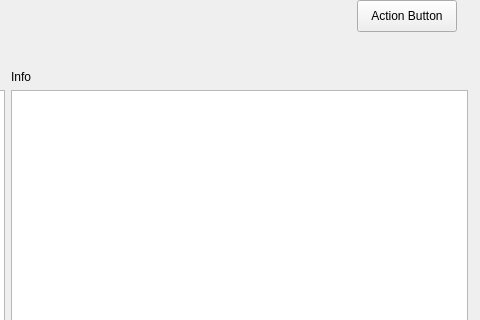
Above: mainwindow.ui from Crenat/file-system-model before the change; both pictures show x 523 to 1003 and y 0 to 320 of the 1003 by 600 pixel window. Below: the same form after it.
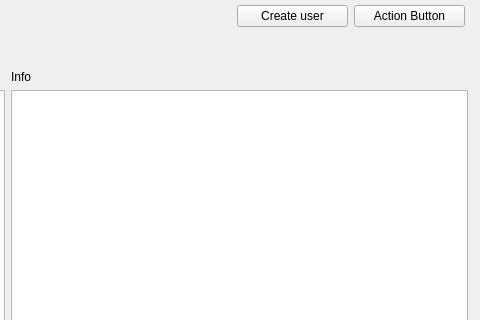
That is the form after the change.

Commit message: feat: create directory and file dialoges

What changed in the file:
```diff
--- a/mainwindow.ui
+++ b/mainwindow.ui
@@ -27,20 +27,7 @@
      <string/>
     </property>
    </widget>
-   <widget class="QPushButton" name="actionButton">
-    <property name="geometry">
-     <rect>
-      <x>880</x>
-      <y>0</y>
-      <width>100</width>
-      <height>32</height>
-     </rect>
-    </property>
-    <property name="text">
-     <string>Action Button</string>
-    </property>
-   </widget>
-   <widget class="QWidget" name="">
+   <widget class="QWidget" name="layoutWidget">
     <property name="geometry">
      <rect>
       <x>10</x>
@@ -108,7 +95,7 @@
      </item>
     </layout>
    </widget>
-   <widget class="QWidget" name="">
+   <widget class="QWidget" name="layoutWidget">
     <property name="geometry">
      <rect>
       <x>10</x>
@@ -134,6 +121,32 @@
      </item>
     </layout>
    </widget>
+   <widget class="QWidget" name="">
+    <property name="geometry">
+     <rect>
+      <x>760</x>
+      <y>0</y>
+      <width>228</width>
+      <height>32</height>
+     </rect>
+    </property>
+    <layout class="QHBoxLayout" name="horizontalLayout_3">
+     <item>
+      <widget class="QPushButton" name="createUserButton">
+       <property name="text">
+        <string>Create user</string>
+       </property>
+      </widget>
+     </item>
+     <item>
+      <widget class="QPushButton" name="actionButton">
+       <property name="text">
+        <string>Action Button</string>
+       </property>
+      </widget>
+     </item>
+    </layout>
+   </widget>
   </widget>
   <widget class="QMenuBar" name="menubar">
    <property name="geometry">
```
Left out of the diff: 2 changed lines with no effect on the pictures. The commit also changes 12 other files.
